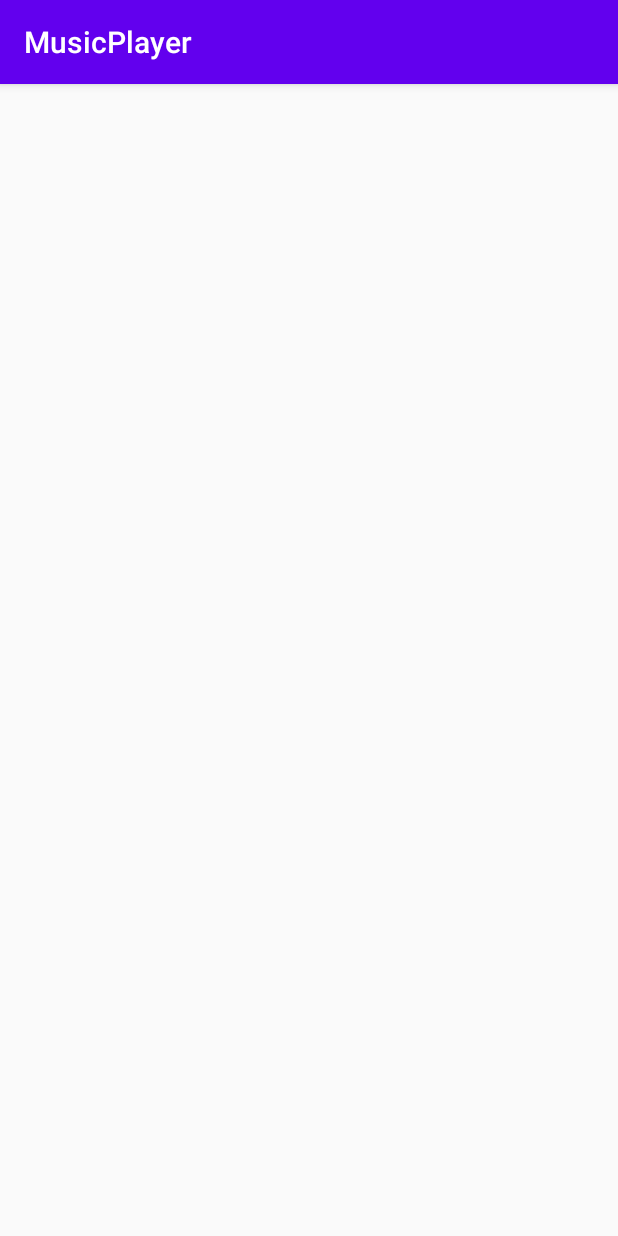
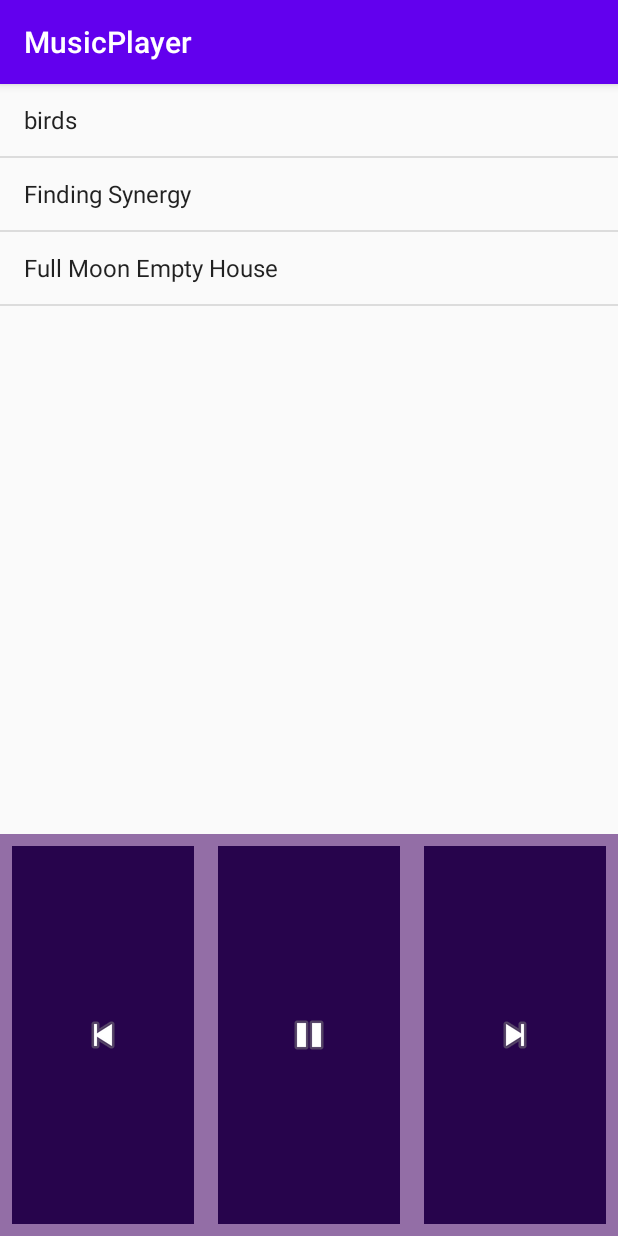
Before and after one commit to Lucien-Hsu/MusicPlayer, an Android app: the screen it shows after launch (MainActivity), on a phone screen of 412 x 824 dp. Run offline under Robolectric (Android 15) with nearby library versions, the phone set to English and light mode, and no system bars.

Commit message:
feat: 1.新增音樂列表 2.新增音樂資源 3.新增"重頭撥放"、"暫停/播放"、"下一首"按鈕
issue #001

```diff
--- a/app/src/main/java/com/example/musicplayer/MainActivity.java
+++ b/app/src/main/java/com/example/musicplayer/MainActivity.java
@@ -2,13 +2,127 @@ package com.example.musicplayer;
 
 import androidx.appcompat.app.AppCompatActivity;
 
+import android.content.Context;
+import android.media.MediaPlayer;
 import android.os.Bundle;
+import android.util.Log;
+import android.view.View;
+import android.widget.AdapterView;
+import android.widget.ArrayAdapter;
+import android.widget.ImageButton;
+import android.widget.ListView;
+import android.widget.Toast;
+
+import java.util.ArrayList;
 
 public class MainActivity extends AppCompatActivity {
+    ListView listViewMusic;
+    Context context;
+    MediaPlayer player;
+    int[] songList;
+    int songIndex;
+    int songAmount;
+    ImageButton ibtnPlay, ibtnReset, ibtnNext;
+    boolean isPlaying = false;
 
     @Override
     protected void onCreate(Bundle savedInstanceState) {
         super.onCreate(savedInstanceState);
         setContentView(R.layout.activity_main);
+        context = this;
+
+        //設定歌曲資源陣列
+        songList = new int[]{R.raw.birds, R.raw.finding_synergy, R.raw.full_moon_empty_house};
+        //設定歌曲數
+        songAmount = 3;
+
+        setListView();
+
+        ibtnReset = findViewById(R.id.ibtn_reset);
+        ibtnReset.setOnClickListener(new View.OnClickListener() {
+            @Override
+            public void onClick(View view) {
+                player.seekTo(0);
+                player.start();
+                //設定暫停鍵為暫停圖示
+                ibtnPlay.setImageResource(android.R.drawable.ic_media_pause);
+                isPlaying = true;
+            }
+        });
+
+        ibtnPlay = findViewById(R.id.ibtn_play);
+        ibtnPlay.setOnClickListener(new View.OnClickListener() {
+            @Override
+            public void onClick(View view) {
+                Log.d("myTest", "onClick");
+                if(!isPlaying){
+                    //設定暫停鍵為播放圖示
+                    ibtnPlay.setImageResource(android.R.drawable.ic_media_play);
+                    player.pause();
+                }else{
+                    //設定暫停鍵為暫停圖示
+                    ibtnPlay.setImageResource(android.R.drawable.ic_media_pause);
+                    player.start();
+                }
+                isPlaying = !isPlaying;
+            }
+        });
+
+        ibtnNext = findViewById(R.id.ibtn_next);
+        ibtnNext.setOnClickListener(new View.OnClickListener() {
+            @Override
+            public void onClick(View view) {
+                if(player != null){
+                    player.reset();
+                }
+                songIndex = (songIndex + 1) % songAmount;
+                player = MediaPlayer.create(context, songList[songIndex]);
+                player.start();
+                //設定暫停鍵為暫停圖示
+                ibtnPlay.setImageResource(android.R.drawable.ic_media_pause);
+                isPlaying = true;
+            }
+        });
+
+    }
+
+    private void setListView() {
+        listViewMusic = findViewById(R.id.listview_music);
+
+        ArrayList info  = new ArrayList();
+        info = getInfo();
+
+        ArrayAdapter adapter = new ArrayAdapter(context, android.R.layout.simple_list_item_1, info);
+
+        listViewMusic.setAdapter(adapter);
+        listViewMusic.setOnItemClickListener(new AdapterView.OnItemClickListener() {
+            @Override
+            public void onItemClick(AdapterView<?> adapterView, View view, int i, long l) {
+                if(player != null){
+                    player.reset();
+                }
+                switch (i){
+                    case 0:
+                        songIndex = 0;
+                        break;
+                    case 1:
+                        songIndex = 1;
+                        break;
+                    case 2:
+                        songIndex = 2;
+                        break;
+                }
+                player = MediaPlayer.create(context, songList[songIndex]);
+                player.start();
+            }
+        });
+    }
+
+    private ArrayList getInfo() {
+        ArrayList data = new ArrayList();
+        data.add("birds");
+        data.add("Finding Synergy");
+        data.add("Full Moon Empty House");
+        return data;
     }
 }
--- a/app/src/main/res/layout/activity_main.xml
+++ b/app/src/main/res/layout/activity_main.xml
@@ -4,4 +4,52 @@
     xmlns:tools="http://schemas.android.com/tools"
     android:layout_width="match_parent"
     android:layout_height="match_parent"
-    tools:context=".MainActivity"/>
+    tools:context=".MainActivity">
+
+    <ListView
+        android:id="@+id/listview_music"
+        android:layout_width="0dp"
+        android:layout_height="500dp"
+        app:layout_constraintEnd_toEndOf="parent"
+        app:layout_constraintStart_toStartOf="parent"
+        app:layout_constraintTop_toTopOf="parent" />
+
+    <LinearLayout
+        android:layout_width="0dp"
+        android:layout_height="0dp"
+        android:background="#BC703D8A"
+        android:orientation="horizontal"
+        app:layout_constraintBottom_toBottomOf="parent"
+        app:layout_constraintEnd_toEndOf="parent"
+        app:layout_constraintStart_toStartOf="parent"
+        app:layout_constraintTop_toBottomOf="@+id/listview_music">
+
+        <ImageButton
+            android:id="@+id/ibtn_reset"
+            android:layout_width="wrap_content"
+            android:layout_height="match_parent"
+            android:layout_margin="8dp"
+            android:layout_weight="1"
+            android:background="#27044C"
+            app:srcCompat="@android:drawable/ic_media_previous" />
+
+        <ImageButton
+            android:id="@+id/ibtn_play"
+            android:layout_width="wrap_content"
+            android:layout_height="match_parent"
+            android:layout_margin="8dp"
+            android:layout_weight="1"
+            android:background="#27044C"
+            app:srcCompat="@android:drawable/ic_media_pause" />
+
+        <ImageButton
+            android:id="@+id/ibtn_next"
+            android:layout_width="wrap_content"
+            android:layout_height="match_parent"
+            android:layout_margin="8dp"
+            android:layout_weight="1"
+            android:background="#27044C"
+            app:srcCompat="@android:drawable/ic_media_next" />
+
+    </LinearLayout>
+</androidx.constraintlayout.widget.ConstraintLayout>
```
Also changed, not shown: 3 other files.
